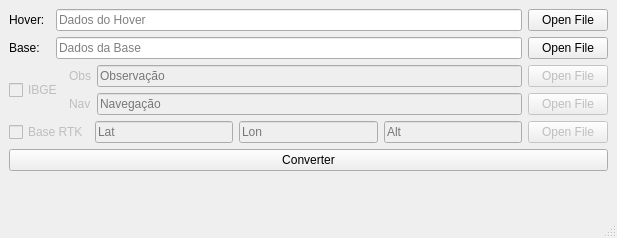
Qt form app/rtkuser-qt/src/window.ui (patrickelectric/RTKLIB) before a commit.
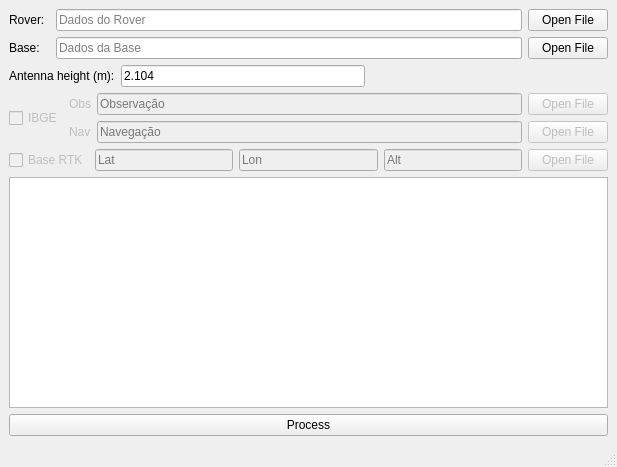
The same form after that commit. Icons and pictures are not drawn.

```diff
--- a/app/rtkuser-qt/src/window.ui
+++ b/app/rtkuser-qt/src/window.ui
@@ -7,7 +7,7 @@
     <x>0</x>
     <y>0</y>
     <width>617</width>
-    <height>238</height>
+    <height>467</height>
    </rect>
   </property>
   <property name="windowTitle">
@@ -23,10 +23,24 @@
      <layout class="QVBoxLayout" name="verticalLayout_2">
       <item>
        <layout class="QGridLayout" name="gridLayout_2">
-        <item row="0" column="0">
-         <widget class="QLabel" name="label">
+        <item row="1" column="1">
+         <widget class="QLineEdit" name="baseRawInput">
+          <property name="placeholderText">
+           <string>Dados da Base</string>
+          </property>
+         </widget>
+        </item>
+        <item row="1" column="2">
+         <widget class="QPushButton" name="baseRawButton">
           <property name="text">
-           <string>Hover:</string>
+           <string>Open File</string>
+          </property>
+         </widget>
+        </item>
+        <item row="0" column="1">
+         <widget class="QLineEdit" name="hoverRawInput">
+          <property name="placeholderText">
+           <string>Dados do Rover</string>
           </property>
          </widget>
         </item>
@@ -43,13 +57,6 @@
           </property>
          </widget>
         </item>
-        <item row="0" column="1">
-         <widget class="QLineEdit" name="hoverRawInput">
-          <property name="placeholderText">
-           <string>Dados do Hover</string>
-          </property>
-         </widget>
-        </item>
         <item row="1" column="0">
          <widget class="QLabel" name="label_2">
           <property name="text">
@@ -57,20 +64,44 @@
           </property>
          </widget>
         </item>
-        <item row="1" column="1">
-         <widget class="QLineEdit" name="baseRawInput">
-          <property name="placeholderText">
-           <string>Dados da Base</string>
+        <item row="0" column="0">
+         <widget class="QLabel" name="label">
+          <property name="text">
+           <string>Rover:</string>
           </property>
          </widget>
         </item>
-        <item row="1" column="2">
-         <widget class="QPushButton" name="baseRawButton">
+       </layout>
+      </item>
+      <item>
+       <layout class="QHBoxLayout" name="horizontalLayout">
+        <item>
+         <widget class="QLabel" name="label_5">
           <property name="text">
-           <string>Open File</string>
+           <string>Antenna height (m):</string>
           </property>
          </widget>
         </item>
+        <item>
+         <widget class="QLineEdit" name="AntAltInput">
+          <property name="text">
+           <string>2.104</string>
+          </property>
+         </widget>
+        </item>
+        <item>
+         <spacer name="horizontalSpacer">
+          <property name="orientation">
+           <enum>Qt::Horizontal</enum>
+          </property>
+          <property name="sizeHint" stdset="0">
+           <size>
+            <width>40</width>
+            <height>20</height>
+           </size>
+          </property>
+         </spacer>
+        </item>
        </layout>
       </item>
       <item>
@@ -209,25 +240,15 @@
        </layout>
       </item>
       <item>
-       <widget class="QPushButton" name="Process">
+       <widget class="QTextEdit" name="output"/>
+      </item>
+      <item>
+       <widget class="QPushButton" name="processButton">
         <property name="text">
-         <string>Converter</string>
+         <string>Process</string>
         </property>
        </widget>
       </item>
-      <item>
-       <spacer name="verticalSpacer">
-        <property name="orientation">
-         <enum>Qt::Vertical</enum>
-        </property>
-        <property name="sizeHint" stdset="0">
-         <size>
-          <width>20</width>
-          <height>40</height>
-         </size>
-        </property>
-       </spacer>
-      </item>
      </layout>
     </item>
    </layout>
```
